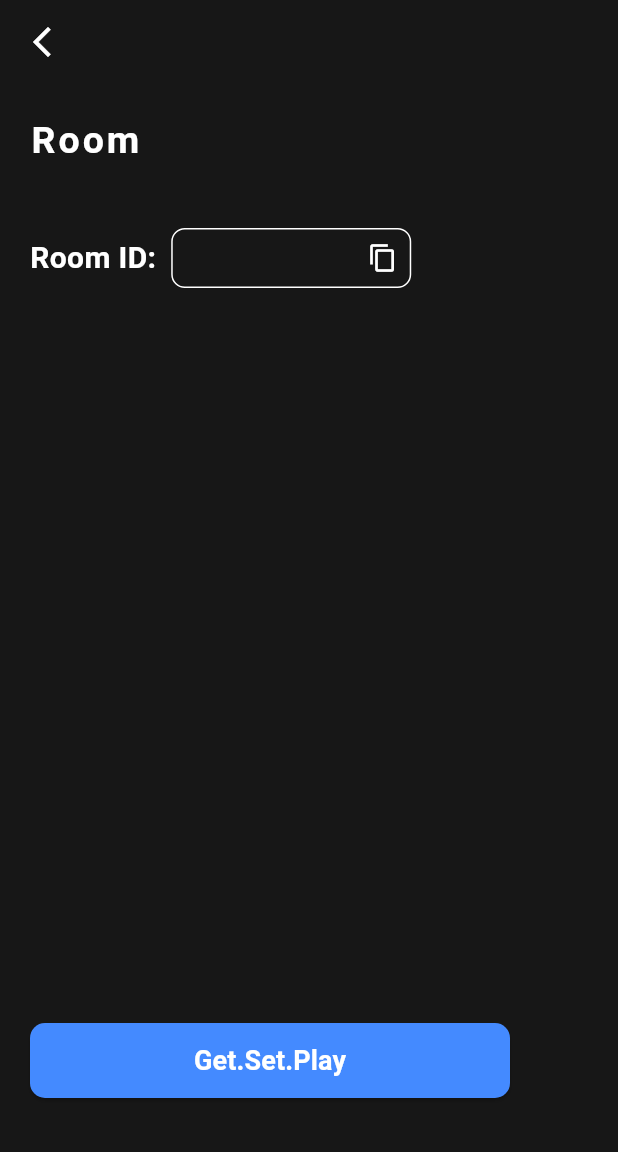
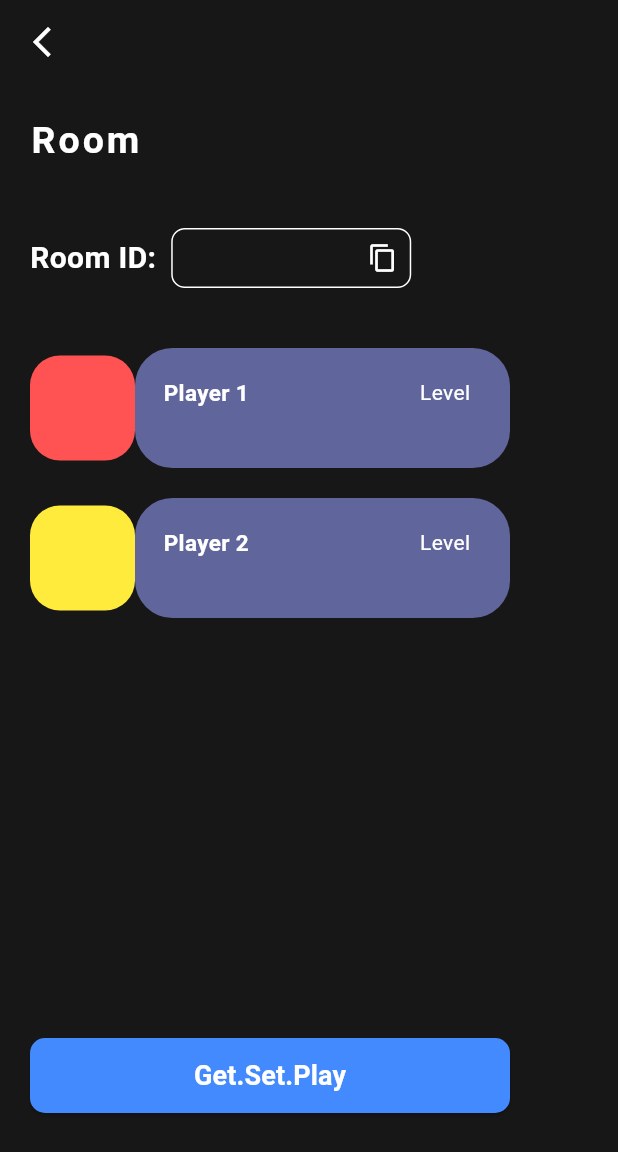
Before and after one commit to nithish25kumar/bingo-game-app, a Flutter app: the Room screen opened directly, on a phone screen of 412 x 824 dp. Shown: the top 1152 px of the screen. Run offline on Flutter 3.47's test engine with Material 3 defaults, Android fonts, the light colour scheme and no system bars; Roboto replaces fonts that are missing (bold).

Commit message:
feat : add room screen to display no of players

```diff
--- a/lib/repositary/screens/multiplayer/multiplayer.dart
+++ b/lib/repositary/screens/multiplayer/multiplayer.dart
@@ -1,3 +1,4 @@
+import 'package:bingo/repositary/screens/room/room.dart';
 import 'package:flutter/material.dart';
 
 import '../selectmode/selectmode.dart';
@@ -81,7 +82,10 @@ class _MultiplayerState extends State<Multiplayer> {
                       SizedBox(height: 40),
                       Uihelper.createbtn(
                         buttonnname: "Create",
-                        callback: () {},
+                        callback: () {
+                          Navigator.pushReplacement(context,
+                              MaterialPageRoute(builder: (_) => Room()));
+                        },
                       ),
                       SizedBox(height: 10),
                       Text(
--- a/lib/repositary/screens/room/room.dart
+++ b/lib/repositary/screens/room/room.dart
@@ -69,7 +69,104 @@ class _RoomState extends State<Room> {
                   ),
                 ],
               ),
-              SizedBox(height: 490),
+              SizedBox(
+                height: 40,
+              ),
+              Padding(
+                padding: const EdgeInsets.only(left: 0),
+                child: Row(
+                  children: [
+                    Container(
+                      height: 70,
+                      width: 70,
+                      decoration: BoxDecoration(
+                          color: Colors.redAccent,
+                          borderRadius: BorderRadius.circular(20)),
+                    ),
+                    Container(
+                      height: 80,
+                      width: 250,
+                      decoration: BoxDecoration(
+                          color: Color(0xff60669b),
+                          borderRadius: BorderRadius.circular(25)),
+                      child: Column(
+                        children: [
+                          Padding(
+                            padding: const EdgeInsets.all(19),
+                            child: Row(
+                              children: [
+                                Text(
+                                  "Player 1 ",
+                                  style: TextStyle(
+                                      color: Colors.white,
+                                      fontWeight: FontWeight.bold,
+                                      fontSize: 15),
+                                ),
+                                SizedBox(
+                                  width: 110,
+                                ),
+                                Text(
+                                  "Level ",
+                                  style: TextStyle(
+                                      color: Colors.white, fontSize: 14),
+                                )
+                              ],
+                            ),
+                          )
+                        ],
+                      ),
+                    ),
+                  ],
+                ),
+              ),
+              SizedBox(
+                height: 20,
+              ),
+              Row(
+                children: [
+                  Container(
+                    height: 70,
+                    width: 70,
+                    decoration: BoxDecoration(
+                        color: Colors.yellow,
+                        borderRadius: BorderRadius.circular(20)),
+                  ),
+                  Container(
+                    height: 80,
+                    width: 250,
+                    decoration: BoxDecoration(
+                        color: Color(0xff60669b),
+                        borderRadius: BorderRadius.circular(25)),
+                    child: Column(
+                      children: [
+                        Padding(
+                          padding: const EdgeInsets.all(19),
+                          child: Row(
+                            children: [
+                              Text(
+                                "Player 2 ",
+                                style: TextStyle(
+                                    color: Colors.white,
+                                    fontWeight: FontWeight.bold,
+                                    fontSize: 15),
+                              ),
+                              SizedBox(
+                                width: 110,
+                              ),
+                              Text(
+                                "Level ",
+                                style: TextStyle(
+                                    color: Colors.white, fontSize: 14),
+                              )
+                            ],
+                          ),
+                        )
+                      ],
+                    ),
+                  ),
+                ],
+              ),
+              SizedBox(height: 280),
               Uihelper.CustomButton1(
                 buttonnname: "Get.Set.Play",
                 callback: () {},
```
